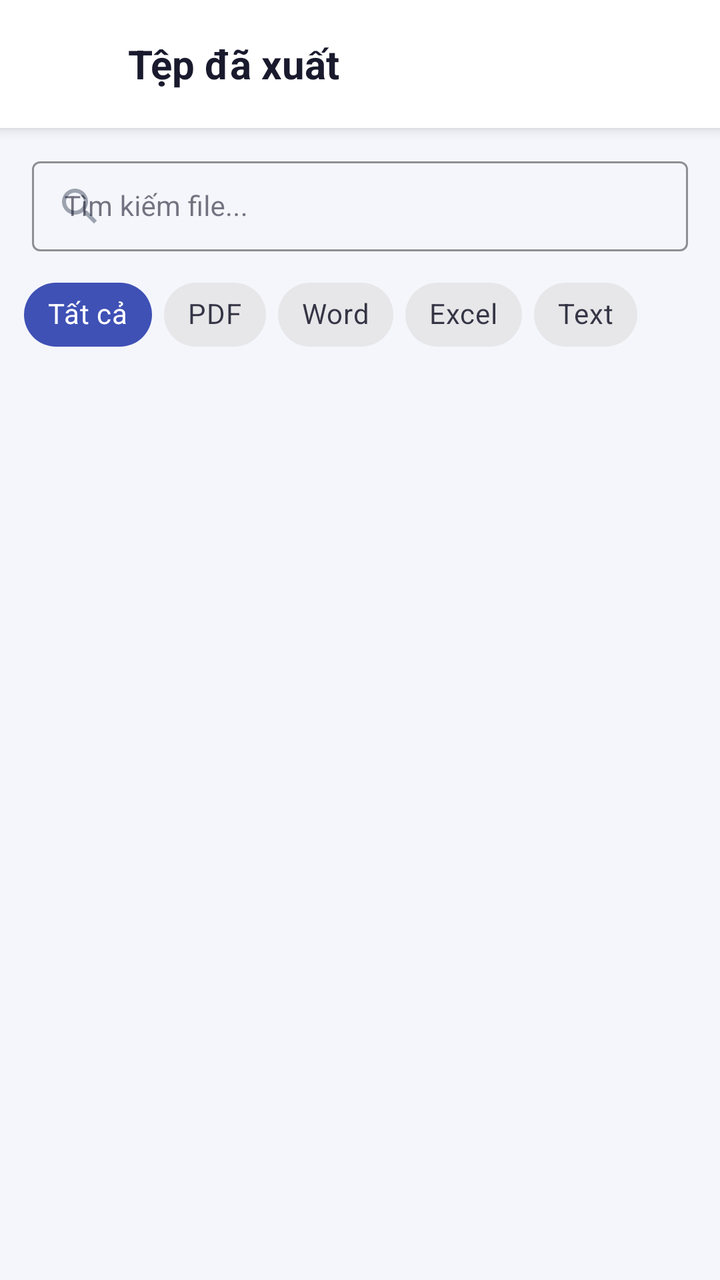
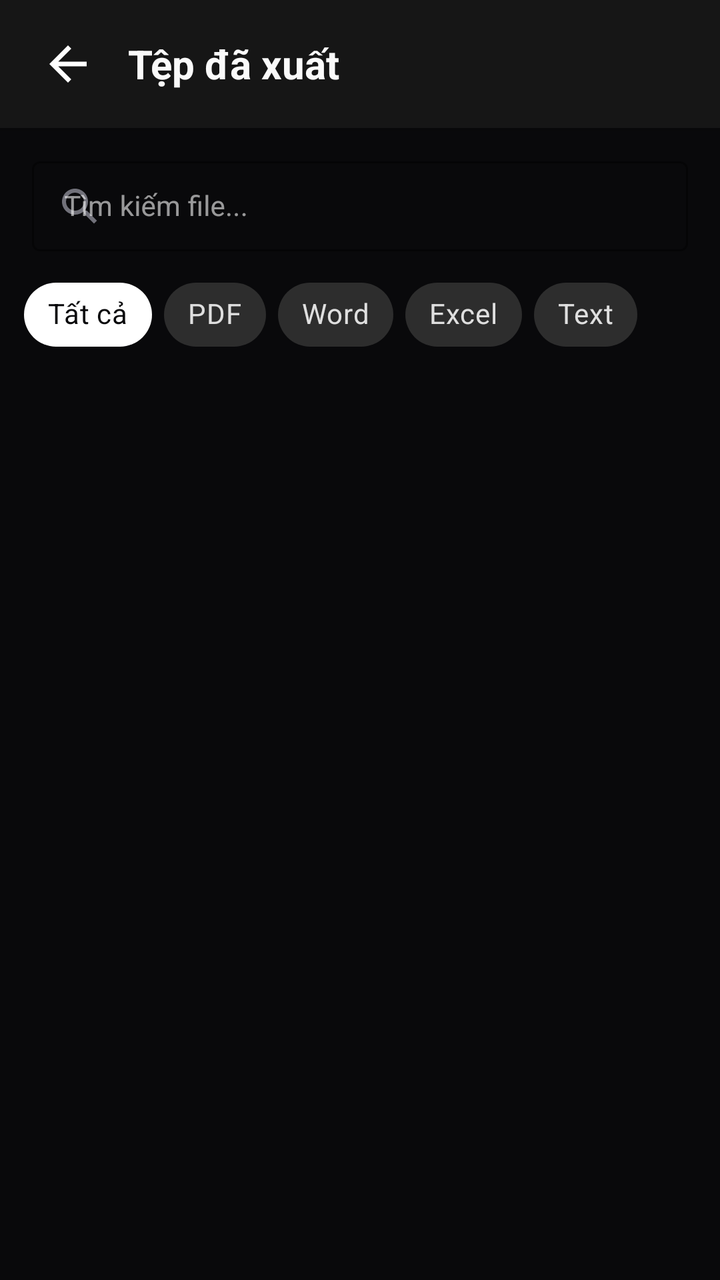

Screens rendered from an Android XML layout before and after an edit, with the pre-edit source and the edit as a unified diff.
<!-- AndroidManifest.xml: application theme Theme.SmartDocs -->
<!-- res/layout/fragment_files.xml -->
﻿<?xml version="1.0" encoding="utf-8"?>
<LinearLayout
    xmlns:android="http://schemas.android.com/apk/res/android"
    xmlns:app="http://schemas.android.com/apk/res-auto"
    android:layout_width="match_parent"
    android:layout_height="match_parent"
    android:orientation="vertical"
    android:background="@color/background">

    
    <LinearLayout
        android:layout_width="match_parent"
        android:layout_height="wrap_content"
        android:orientation="horizontal"
        android:background="@color/surface"
        android:paddingStart="16dp"
        android:paddingEnd="16dp"
        android:paddingTop="14dp"
        android:paddingBottom="14dp"
        android:gravity="center_vertical"
        android:elevation="4dp">

        <ImageView
            android:id="@+id/imgBackFiles"
            android:layout_width="36dp"
            android:layout_height="36dp"
            android:src="@drawable/ic_arrow_back"
            android:padding="4dp"
            android:clickable="true"
            android:focusable="true"
            android:background="?attr/selectableItemBackgroundBorderless"
            android:layout_marginEnd="12dp" />

        <TextView
            android:layout_width="0dp"
            android:layout_height="wrap_content"
            android:layout_weight="1"
            android:text="Tệp đã xuất"
            android:textSize="20sp"
            android:textStyle="bold"
            android:textColor="@color/text_primary" />

        
        <ImageView
            android:id="@+id/imgDeleteSelected"
            android:layout_width="36dp"
            android:layout_height="36dp"
            android:src="@drawable/ic_delete"
            android:padding="4dp"
            android:clickable="true"
            android:focusable="true"
            android:background="?attr/selectableItemBackgroundBorderless"
            android:visibility="gone" />

    </LinearLayout>

    
    <com.google.android.material.textfield.TextInputLayout
        android:layout_width="match_parent"
        android:layout_height="wrap_content"
        android:paddingStart="16dp"
        android:paddingEnd="16dp"
        android:paddingTop="10dp"
        android:paddingBottom="6dp"
        style="@style/Widget.MaterialComponents.TextInputLayout.OutlinedBox.Dense"
        app:startIconDrawable="@drawable/ic_search"
        app:startIconTint="@color/text_hint"
        app:boxStrokeColor="@color/primary"
        app:hintTextColor="@color/text_hint">

        <com.google.android.material.textfield.TextInputEditText
            android:id="@+id/edtSearchFile"
            android:layout_width="match_parent"
            android:layout_height="wrap_content"
            android:hint="Tìm kiếm file..."
            android:textSize="14sp"
            android:inputType="text"
            android:imeOptions="actionSearch"
            android:maxLines="1" />

    </com.google.android.material.textfield.TextInputLayout>

    
    <HorizontalScrollView
        android:layout_width="match_parent"
        android:layout_height="wrap_content"
        android:scrollbars="none"
        android:paddingStart="12dp"
        android:paddingEnd="12dp"
        android:paddingBottom="6dp">

        <LinearLayout
            android:layout_width="wrap_content"
            android:layout_height="wrap_content"
            android:orientation="horizontal">

            <com.google.android.material.chip.Chip
                android:id="@+id/chipFilterAll"
                android:layout_width="wrap_content"
                android:layout_height="wrap_content"
                android:text="Tất cả"
                android:layout_marginEnd="6dp"
                app:chipBackgroundColor="@color/primary"
                android:textColor="@color/white"
                app:checkedIconVisible="false"
                style="@style/Widget.MaterialComponents.Chip.Filter" />

            <com.google.android.material.chip.Chip
                android:id="@+id/chipFilterPdf"
                android:layout_width="wrap_content"
                android:layout_height="wrap_content"
                android:text="PDF"
                android:layout_marginEnd="6dp"
                app:checkedIconVisible="false"
                style="@style/Widget.MaterialComponents.Chip.Filter" />

            <com.google.android.material.chip.Chip
                android:id="@+id/chipFilterDocx"
                android:layout_width="wrap_content"
                android:layout_height="wrap_content"
                android:text="Word"
                android:layout_marginEnd="6dp"
                app:checkedIconVisible="false"
                style="@style/Widget.MaterialComponents.Chip.Filter" />

            <com.google.android.material.chip.Chip
                android:id="@+id/chipFilterXlsx"
                android:layout_width="wrap_content"
                android:layout_height="wrap_content"
                android:text="Excel"
                android:layout_marginEnd="6dp"
                app:checkedIconVisible="false"
                style="@style/Widget.MaterialComponents.Chip.Filter" />

            <com.google.android.material.chip.Chip
                android:id="@+id/chipFilterTxt"
                android:layout_width="wrap_content"
                android:layout_height="wrap_content"
                android:text="Text"
                app:checkedIconVisible="false"
                style="@style/Widget.MaterialComponents.Chip.Filter" />

        </LinearLayout>
    </HorizontalScrollView>

    
    <TextView
        android:id="@+id/txtSelectCount"
        android:layout_width="match_parent"
        android:layout_height="wrap_content"
        android:paddingStart="16dp"
        android:paddingEnd="16dp"
        android:paddingTop="4dp"
        android:paddingBottom="4dp"
        android:textSize="13sp"
        android:textColor="@color/primary"
        android:textStyle="bold"
        android:visibility="gone"
        android:background="@color/surface" />

    
    <ListView
        android:id="@+id/lvFiles"
        android:layout_width="match_parent"
        android:layout_height="0dp"
        android:layout_weight="1"
        android:divider="@null"
        android:dividerHeight="0dp"
        android:paddingTop="4dp"
        android:clipToPadding="false" />

    
    <LinearLayout
        android:id="@+id/layoutFilesEmpty"
        android:layout_width="match_parent"
        android:layout_height="0dp"
        android:layout_weight="1"
        android:orientation="vertical"
        android:gravity="center"
        android:visibility="gone">

        <ImageView
            android:layout_width="64dp"
            android:layout_height="64dp"
            android:src="@drawable/ic_folder"
            android:alpha="0.3" />

        <TextView
            android:layout_width="wrap_content"
            android:layout_height="wrap_content"
            android:text="Chưa có file nào được xuất"
            android:textColor="@color/text_hint"
            android:textSize="14sp"
            android:layout_marginTop="12dp" />

        <TextView
            android:layout_width="wrap_content"
            android:layout_height="wrap_content"
            android:text="Xuất tài liệu từ màn hình Document Preview"
            android:textColor="@color/text_hint"
            android:textSize="12sp"
            android:layout_marginTop="4dp"
            android:gravity="center" />

    </LinearLayout>

</LinearLayout>
<!-- resources referenced by this layout -->
<resources>
  <color name="background">#F4F6FB</color>
  <color name="primary">#3F51B5</color>
  <color name="surface">#FFFFFF</color>
  <color name="text_hint">#9CA3AF</color>
  <color name="text_primary">#1A1A2E</color>
  <color name="white">#FFFFFFFF</color>
  <!-- drawable ic_arrow_back (drawable) -->
  <?xml version="1.0" encoding="utf-8"?>
  <vector xmlns:android="http://schemas.android.com/apk/res/android"
      android:width="24dp"
      android:height="24dp"
      android:viewportWidth="24"
      android:viewportHeight="24">
      <path
          android:fillColor="@android:color/white"
          android:pathData="M20,11H7.83l5.59,-5.59L12,4l-8,8 8,8 1.41,-1.41L7.83,13H20v-2z" />
  </vector>
  <!-- drawable ic_delete (drawable) -->
  <?xml version="1.0" encoding="utf-8"?>
  <vector xmlns:android="http://schemas.android.com/apk/res/android"
      android:width="24dp"
      android:height="24dp"
      android:viewportWidth="24"
      android:viewportHeight="24">
      <path
          android:fillColor="#EF4444"
          android:pathData="M6,19c0,1.1 0.9,2 2,2h8c1.1,0 2,-0.9 2,-2V7H6v12zM19,4h-3.5l-1,-1h-5l-1,1H5v2h14V4z" />
  </vector>
  <!-- drawable ic_folder (drawable) -->
  <?xml version="1.0" encoding="utf-8"?>
  <vector xmlns:android="http://schemas.android.com/apk/res/android"
      android:width="24dp"
      android:height="24dp"
      android:viewportWidth="24"
      android:viewportHeight="24">
      <path
          android:fillColor="#0D6EDF"
          android:pathData="M10,4H4c-1.1,0 -1.99,0.9 -1.99,2L2,18c0,1.1 0.9,2 2,2h16c1.1,0 2,-0.9 2,-2V8c0,-1.1 -0.9,-2 -2,-2h-8l-2,-2z" />
  </vector>
  <!-- drawable ic_search (drawable) -->
  <?xml version="1.0" encoding="utf-8"?>
  <vector xmlns:android="http://schemas.android.com/apk/res/android"
      android:width="24dp"
      android:height="24dp"
      android:viewportWidth="24"
      android:viewportHeight="24">
      <path
          android:fillColor="#6B7280"
          android:pathData="M15.5,14h-0.79l-0.28,-0.27C15.41,12.59 16,11.11 16,9.5 16,5.91 13.09,3 9.5,3S3,5.91 3,9.5 5.91,16 9.5,16c1.61,0 3.09,-0.59 4.23,-1.57l0.27,0.28v0.79l5,4.99L20.49,19l-4.99,-5zm-6,0C7.01,14 5,11.99 5,9.5S7.01,5 9.5,5 14,7.01 14,9.5 11.99,14 9.5,14z" />
  </vector>
  <style name="Theme.SmartDocs" parent="Base.Theme.SmartDocs" />
  <style name="Base.Theme.SmartDocs" parent="Theme.Material3.DayNight.NoActionBar">
          
          <item name="colorPrimary">@color/primary</item>
          <item name="colorPrimaryVariant">@color/primary_dark</item>
          <item name="colorSecondary">@color/accent_green</item>
          <item name="colorSecondaryVariant">@color/accent_green_dark</item>
          
          <item name="colorOnPrimary">@color/white</item>
          
          <item name="android:statusBarColor">@color/primary_dark</item>
          
          <item name="android:colorBackground">@color/background</item>
          
          <item name="colorSurface">@color/surface</item>
          <item name="colorOnSurface">@color/text_primary</item>
          <item name="colorOutline">@color/divider</item>
          
          <item name="android:windowAnimationStyle">@style/AppActivityAnimation</item>
      </style>
  <color name="primary_dark">#303F9F</color>
  <color name="accent_green">#43A047</color>
  <color name="accent_green_dark">#2E7D32</color>
  <color name="divider">#E5E7EB</color>
  <style name="AppActivityAnimation" parent="@android:style/Animation.Activity">
          <item name="android:activityOpenEnterAnimation">@anim/slide_in_right</item>
          <item name="android:activityOpenExitAnimation">@anim/slide_out_left</item>
          <item name="android:activityCloseEnterAnimation">@anim/slide_in_left</item>
          <item name="android:activityCloseExitAnimation">@anim/slide_out_right</item>
      </style>
</resources>

<!-- the commit's change to res/layout/fragment_files.xml (unified diff, before → after) -->
@@ -101,7 +101,7 @@
                 android:text="Tất cả"
                 android:layout_marginEnd="6dp"
                 app:chipBackgroundColor="@color/primary"
-                android:textColor="@color/white"
+                android:textColor="@color/background"
                 app:checkedIconVisible="false"
                 style="@style/Widget.MaterialComponents.Chip.Filter" />
 
<!-- resource entries referenced after the edit -->
@@ -1,11 +1,10 @@
 <!-- resources referenced by this layout -->
 <resources>
-  <color name="background">#F4F6FB</color>
-  <color name="primary">#3F51B5</color>
-  <color name="surface">#FFFFFF</color>
-  <color name="text_hint">#9CA3AF</color>
-  <color name="text_primary">#1A1A2E</color>
-  <color name="white">#FFFFFFFF</color>
+  <color name="background">#09090B</color>
+  <color name="primary">#FFFFFF</color>
+  <color name="surface">#161616</color>
+  <color name="text_hint">#71717A</color>
+  <color name="text_primary">#FAFAFA</color>
   <!-- drawable ic_arrow_back (drawable) -->
   <?xml version="1.0" encoding="utf-8"?>
   <vector xmlns:android="http://schemas.android.com/apk/res/android"
@@ -58,10 +57,12 @@
           <item name="colorSecondary">@color/accent_green</item>
           <item name="colorSecondaryVariant">@color/accent_green_dark</item>
           
-          <item name="colorOnPrimary">@color/white</item>
+          <item name="colorOnPrimary">@color/primary_dark</item>
           
-          <item name="android:statusBarColor">@color/primary_dark</item>
+          <item name="android:statusBarColor">#09090B</item>
+          <item name="android:navigationBarColor">#09090B</item>
           
+          <item name="android:windowBackground">@color/background</item>
           <item name="android:colorBackground">@color/background</item>
           
           <item name="colorSurface">@color/surface</item>
@@ -70,10 +71,10 @@
           
           <item name="android:windowAnimationStyle">@style/AppActivityAnimation</item>
       </style>
-  <color name="primary_dark">#303F9F</color>
-  <color name="accent_green">#43A047</color>
-  <color name="accent_green_dark">#2E7D32</color>
-  <color name="divider">#E5E7EB</color>
+  <color name="primary_dark">#09090B</color>
+  <color name="accent_green">#A1A1AA</color>
+  <color name="accent_green_dark">#71717A</color>
+  <color name="divider">#27272A</color>
   <style name="AppActivityAnimation" parent="@android:style/Animation.Activity">
           <item name="android:activityOpenEnterAnimation">@anim/slide_in_right</item>
           <item name="android:activityOpenExitAnimation">@anim/slide_out_left</item>
